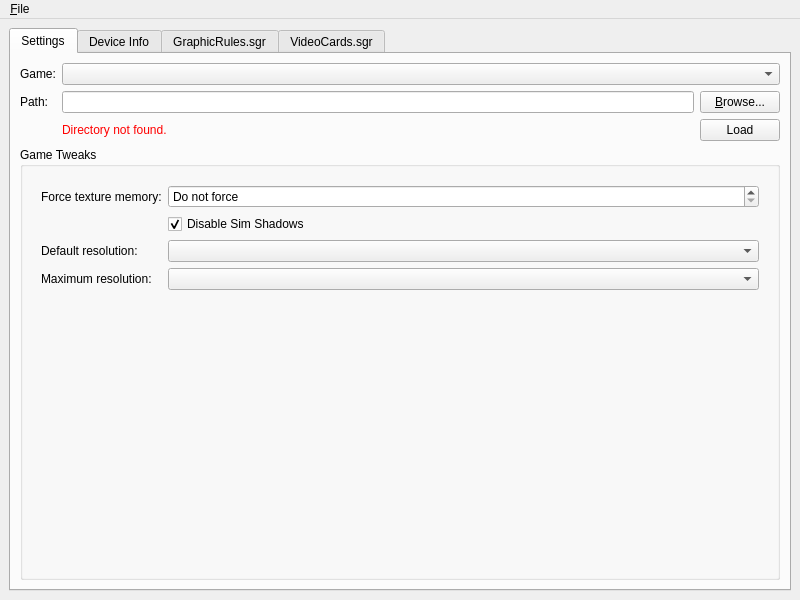
haffmans/graphics-rules-maker, file mainwindow.ui: the form before one commit.
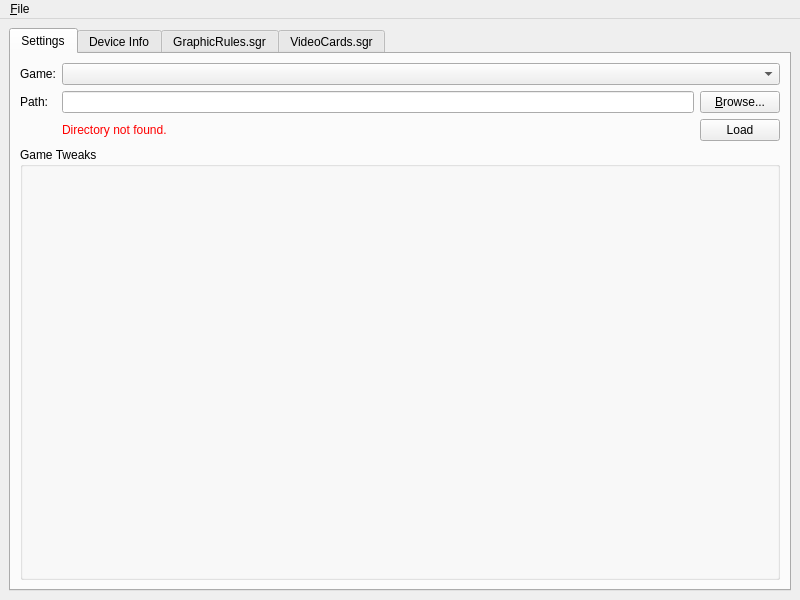
The form after the commit.

Commit message:
Tie plugin UI in main application
Just the way we want it :)

```diff
--- a/mainwindow.ui
+++ b/mainwindow.ui
@@ -33,88 +33,7 @@
           <property name="title">
            <string>Game Tweaks</string>
           </property>
-          <layout class="QVBoxLayout" name="verticalLayout">
-           <item>
-            <widget class="QStackedWidget" name="stackedWidget">
-             <property name="currentIndex">
-              <number>0</number>
-             </property>
-             <widget class="QWidget" name="sims2">
-              <layout class="QFormLayout" name="formLayout_2">
-               <property name="fieldGrowthPolicy">
-                <enum>QFormLayout::AllNonFixedFieldsGrow</enum>
-               </property>
-               <item row="3" column="0">
-                <widget class="QLabel" name="forceMemLabel">
-                 <property name="text">
-                  <string>Force texture memory:</string>
-                 </property>
-                 <property name="buddy">
-                  <cstring>forceMem</cstring>
-                 </property>
-                </widget>
-               </item>
-               <item row="3" column="1">
-                <widget class="QSpinBox" name="forceMem">
-                 <property name="specialValueText">
-                  <string>Do not force</string>
-                 </property>
-                 <property name="suffix">
-                  <string> Mb</string>
-                 </property>
-                 <property name="minimum">
-                  <number>32</number>
-                 </property>
-                 <property name="maximum">
-                  <number>8192</number>
-                 </property>
-                 <property name="singleStep">
-                  <number>32</number>
-                 </property>
-                </widget>
-               </item>
-               <item row="4" column="1">
-                <widget class="QCheckBox" name="disableSimShadows">
-                 <property name="text">
-                  <string>Disable Sim Shadows</string>
-                 </property>
-                 <property name="checked">
-                  <bool>true</bool>
-                 </property>
-                </widget>
-               </item>
-               <item row="5" column="0">
-                <widget class="QLabel" name="defaultResolutionLabel">
-                 <property name="text">
-                  <string>Default resolution:</string>
-                 </property>
-                 <property name="buddy">
-                  <cstring>defaultResolution</cstring>
-                 </property>
-                </widget>
-               </item>
-               <item row="5" column="1">
-                <widget class="QComboBox" name="defaultResolution"/>
-               </item>
-               <item row="6" column="1">
-                <widget class="QComboBox" name="maxResolution"/>
-               </item>
-               <item row="6" column="0">
-                <widget class="QLabel" name="maxResolutionLabel">
-                 <property name="text">
-                  <string>Maximum resolution:</string>
-                 </property>
-                 <property name="buddy">
-                  <cstring>maxResolution</cstring>
-                 </property>
-                </widget>
-               </item>
-              </layout>
-             </widget>
-             <widget class="QWidget" name="simcity"/>
-            </widget>
-           </item>
-          </layout>
+          <layout class="QVBoxLayout" name="verticalLayout"/>
          </widget>
         </item>
         <item row="1" column="0">
```
Left out of the diff: 4 changed lines with no effect on the pictures. The commit also changes 4 other files.
